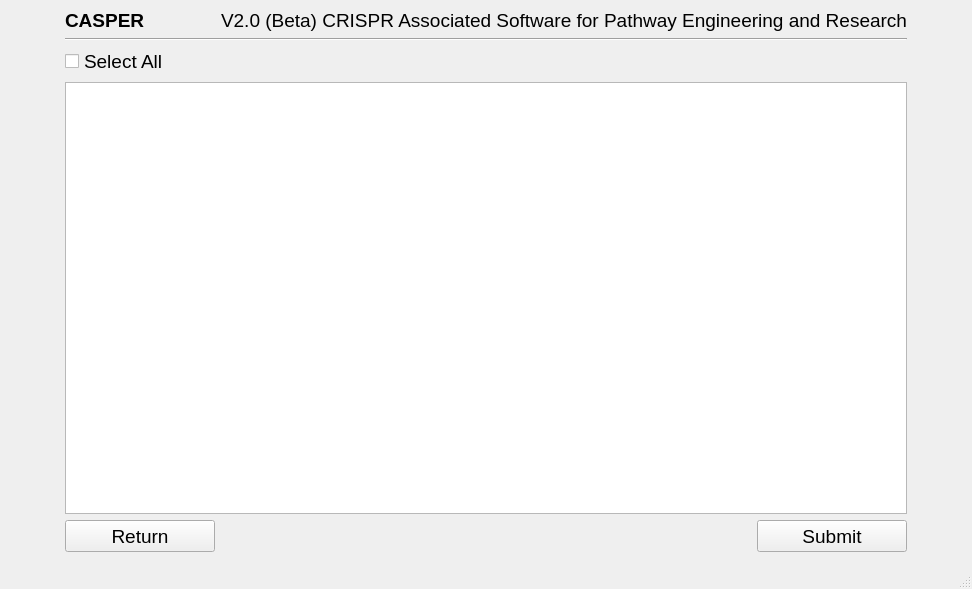
Qt form Annotation Details.ui (TrinhLab/CASPERapp) before a commit.
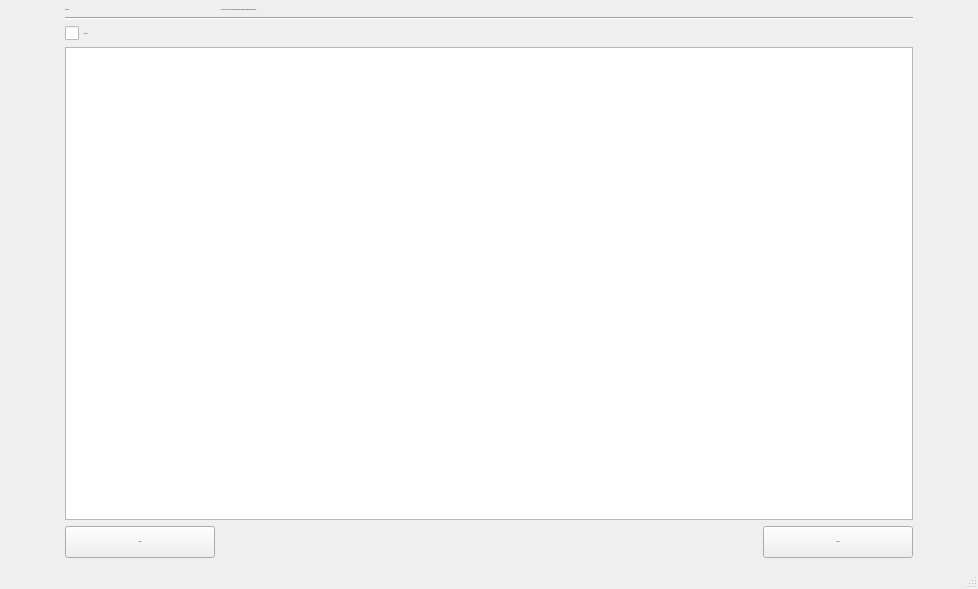
The same form after that commit.

Commit message: making UI use pixel count for font sizes rather than point size to keep it from scaling from windows scaling

Patch:
```diff
--- a/Annotation Details.ui
+++ b/Annotation Details.ui
@@ -9,14 +9,14 @@
    <rect>
     <x>0</x>
     <y>0</y>
-    <width>936</width>
+    <width>978</width>
     <height>589</height>
    </rect>
   </property>
   <property name="font">
    <font>
     <family>Arial</family>
-    <pointsize>14</pointsize>
+    <pointsize>1</pointsize>
     <weight>50</weight>
     <italic>false</italic>
     <bold>false</bold>
@@ -81,7 +81,7 @@
 </string>
       </property>
       <property name="text">
-       <string>&lt;html&gt;&lt;head/&gt;&lt;body&gt;&lt;p&gt;&lt;span style=&quot; font-weight:600;&quot;&gt;CASPER&lt;/span&gt;&lt;/p&gt;&lt;/body&gt;&lt;/html&gt;</string>
+       <string>CASPER</string>
       </property>
      </widget>
     </item>
@@ -139,7 +139,7 @@
       <property name="font">
        <font>
         <family>Arial</family>
-        <pointsize>14</pointsize>
+        
         <weight>50</weight>
         <italic>false</italic>
         <bold>false</bold>
```
Left out of the diff: 9 changed lines with no effect on the pictures. The commit also changes 34 other files.
